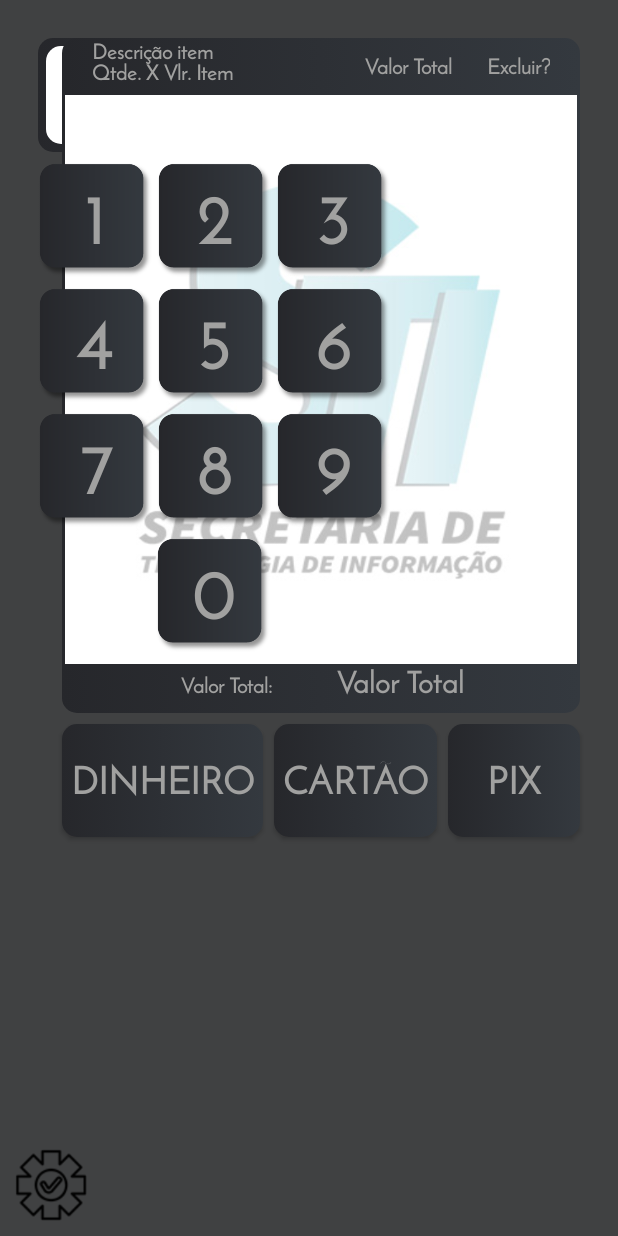
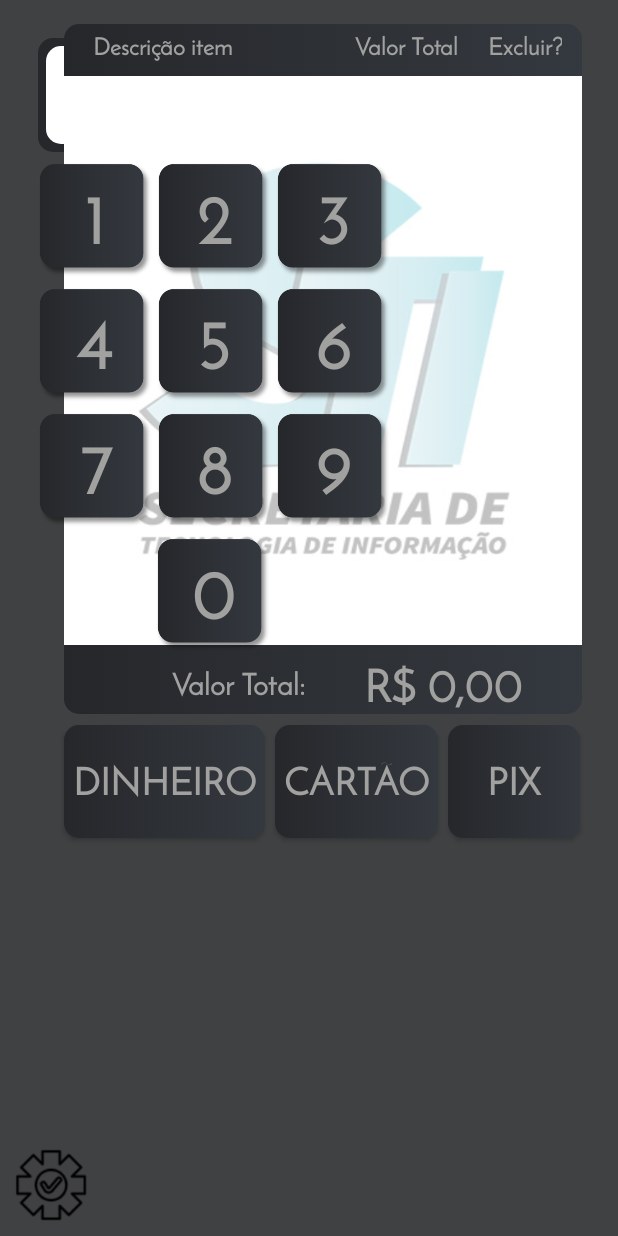
Before and after one commit to eventosPMDC/AppCaixa, an Android app: the layout activity_main.xml on its own in the app's theme, with its tools: preview values and no code run, on a phone screen of 412 x 824 dp. Run offline under Robolectric (Android 15) with nearby library versions, the phone set to English and light mode, and no system bars.

Commit message:
Grandes mudanças

```diff
--- a/app/src/main/res/layout/activity_main.xml
+++ b/app/src/main/res/layout/activity_main.xml
@@ -212,83 +212,117 @@
 
     <!-- inicio da exibição dos itens -->
 
-    <LinearLayout
+    <!-- final da exibição dos itens -->
+
+    <androidx.constraintlayout.widget.ConstraintLayout
         android:id="@+id/linearLayout2"
         android:layout_width="345dp"
-        android:layout_height="450dp"
-        android:layout_marginTop="25dp"
-        android:layout_marginEnd="25dp"
+        android:layout_height="460dp"
+        android:layout_marginTop="16dp"
+        android:layout_marginEnd="24dp"
         android:background="@drawable/botao_numerico"
         android:orientation="vertical"
         app:layout_constraintEnd_toEndOf="parent"
         app:layout_constraintTop_toTopOf="parent">
 
-        <LinearLayout
+        <androidx.constraintlayout.widget.ConstraintLayout
+            android:id="@+id/constraintLayout2"
             android:layout_width="match_parent"
-            android:layout_height="36dp"
-            android:orientation="horizontal"
-            >
+            android:layout_height="wrap_content"
+            tools:ignore="MissingConstraints">
 
             <TextView
+                android:id="@+id/textView4"
                 android:layout_width="120dp"
-                android:layout_height="35dp"
-                android:layout_marginStart="20dp"
-                android:text="Descrição item\nQtde. X Vlr. Item"
-                android:textStyle="bold" />
+                android:layout_height="wrap_content"
+                android:layout_marginStart="15dp"
+                android:layout_marginTop="5dp"
+                android:layout_marginBottom="5dp"
+                android:text="Descrição item"
+                android:textSize="16sp"
+                android:textStyle="bold"
+                app:layout_constraintBottom_toBottomOf="parent"
+                app:layout_constraintEnd_toStartOf="@+id/textView2"
+                app:layout_constraintStart_toStartOf="parent"
+                app:layout_constraintTop_toTopOf="parent" />
 
             <TextView
+                android:id="@+id/textView2"
                 android:layout_width="120dp"
-                android:layout_height="20dp"
-                android:layout_marginTop="10dp"
+                android:layout_height="wrap_content"
                 android:text="Valor Total"
                 android:textAlignment="viewEnd"
-                android:textStyle="bold" />
+                android:textSize="16sp"
+                android:textStyle="bold"
+                app:layout_constraintBottom_toBottomOf="parent"
+                app:layout_constraintEnd_toStartOf="@+id/textView3"
+                app:layout_constraintStart_toEndOf="@+id/textView4"
+                app:layout_constraintTop_toTopOf="parent" />
 
             <TextView
+                android:id="@+id/textView3"
                 android:layout_width="65dp"
-                android:layout_height="20dp"
-                android:layout_marginTop="10dp"
+                android:layout_height="wrap_content"
+                android:layout_marginEnd="10dp"
                 android:text="Excluir?"
                 android:textAlignment="viewEnd"
-                android:textStyle="bold" />
+                android:textSize="16sp"
+                android:textStyle="bold"
+                app:layout_constraintBottom_toBottomOf="parent"
+                app:layout_constraintEnd_toEndOf="parent"
+                app:layout_constraintStart_toEndOf="@+id/textView2"
+                app:layout_constraintTop_toTopOf="parent" />
 
-        </LinearLayout>
+        </androidx.constraintlayout.widget.ConstraintLayout>
 
         <androidx.recyclerview.widget.RecyclerView
             android:id="@+id/rv_itens"
             android:layout_width="match_parent"
             android:layout_height="379dp"
-            android:layout_marginStart="2dp"
-            android:layout_marginTop="2dp"
-            android:layout_marginEnd="2dp"
-            android:background="@drawable/fundoitens" />
+            android:background="@drawable/fundoitens"
+            app:layout_constraintBottom_toTopOf="@+id/constraintLayout"
+            app:layout_constraintEnd_toEndOf="parent"
+            app:layout_constraintStart_toStartOf="parent"
+            app:layout_constraintTop_toBottomOf="@+id/constraintLayout2" />
 
-        <LinearLayout
+        <androidx.constraintlayout.widget.ConstraintLayout
+            android:id="@+id/constraintLayout"
             android:layout_width="match_parent"
-            android:layout_height="36dp"
+            android:layout_height="wrap_content"
             android:orientation="horizontal"
-            >
+            app:layout_constraintBottom_toBottomOf="parent"
+            app:layout_constraintEnd_toEndOf="parent"
+            app:layout_constraintStart_toStartOf="parent">
 
             <TextView
+                android:id="@+id/textView5"
                 android:layout_width="120dp"
                 android:layout_height="22dp"
-                android:layout_marginStart="20dp"
                 android:text="Valor Total:"
                 android:textAlignment="viewEnd"
-                android:textStyle="bold" />
+                android:textSize="20sp"
+                android:textStyle="bold"
+                app:layout_constraintBottom_toBottomOf="parent"
+                app:layout_constraintEnd_toStartOf="@+id/tv_totalgeral"
+                app:layout_constraintStart_toStartOf="parent"
+                app:layout_constraintTop_toTopOf="parent" />
 
             <TextView
                 android:id="@+id/tv_totalgeral"
-                android:layout_width="127dp"
-                android:layout_height="25dp"
-                android:text="Valor Total"
+                android:layout_width="wrap_content"
+                android:layout_height="match_parent"
+                android:layout_marginTop="5dp"
+                android:text="R$ 0,00"
                 android:textAlignment="viewEnd"
-                android:textSize="20sp"
-                android:textStyle="bold" />
+                android:textSize="30sp"
+                android:textStyle="bold"
+                app:layout_constraintBottom_toBottomOf="parent"
+                app:layout_constraintEnd_toEndOf="parent"
+                app:layout_constraintStart_toEndOf="@+id/textView5"
+                app:layout_constraintTop_toTopOf="parent" />
 
-        </LinearLayout>
-    </LinearLayout>
-    <!-- final da exibição dos itens -->
+        </androidx.constraintlayout.widget.ConstraintLayout>
+    </androidx.constraintlayout.widget.ConstraintLayout>
 
     <androidx.constraintlayout.widget.Guideline
         android:id="@+id/guideline"
--- a/app/src/main/res/values/preloaded_fonts.xml
+++ b/app/src/main/res/values/preloaded_fonts.xml
@@ -1,6 +1,6 @@
 <?xml version="1.0" encoding="utf-8"?>
 <resources>
     <array name="preloaded_fonts" translatable="false">
-        <item>@font/josefin_sans_thin</item>
+        <item>@font/josefin_sans</item>
     </array>
 </resources>
--- a/build.gradle.kts
+++ b/build.gradle.kts
@@ -5,6 +5,6 @@ buildscript {
 }
 // Top-level build file where you can add configuration options common to all sub-projects/modules.
 plugins {
-    id("com.android.application") version "8.3.0" apply false
+    id("com.android.application") version "8.3.1" apply false
     id("org.jetbrains.kotlin.android") version "1.9.22" apply false
 }
```
Also changed, not shown: app/src/main/java/com/pmdceventos/MainActivity.kt (+98 -25 lines).
